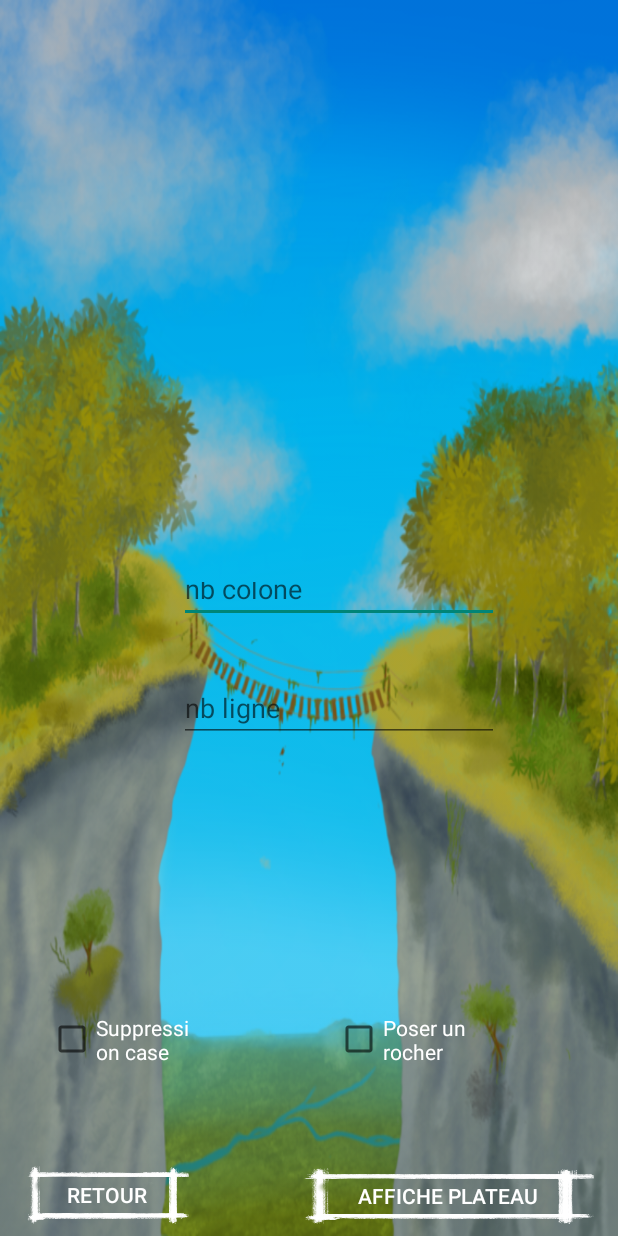
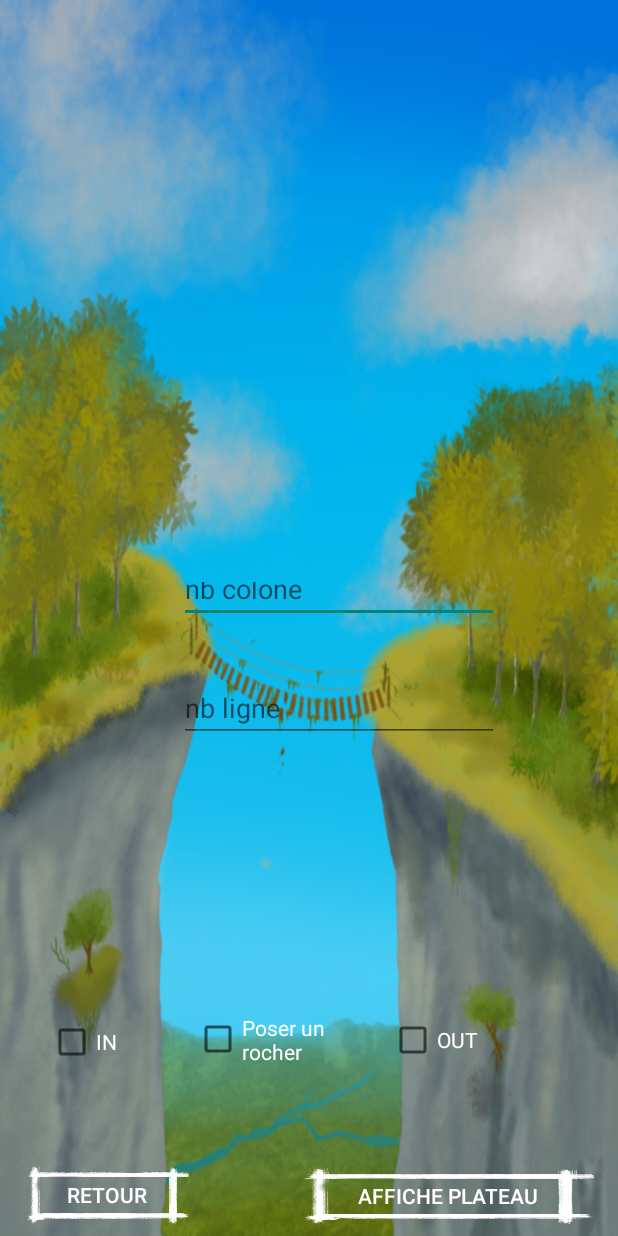
Before and after one commit to CorentinGautier/SIAMAMUSE, an Android app: the Activity_CreationPlateau screen opened directly, with no data from a screen before it, on a phone screen of 412 x 824 dp. Run offline under Robolectric (Android 15) with nearby library versions, the phone set to English and light mode, and no system bars.

Commit message:
création plateau v2

```diff
--- a/app/src/main/res/layout/activity__creation_plateau.xml
+++ b/app/src/main/res/layout/activity__creation_plateau.xml
@@ -82,7 +82,7 @@
         tools:ignore="MissingConstraints" />
 
     <CheckBox
-        android:id="@+id/checkBoxSuppressionCase"
+        android:id="@+id/checkBoxIN"
         android:layout_width="wrap_content"
         android:layout_height="wrap_content"
         android:layout_alignEnd="@+id/buttonRetour"
@@ -91,18 +91,32 @@
         android:layout_alignParentBottom="true"
         android:layout_marginStart="32dp"
         android:layout_marginBottom="113dp"
-        android:text="Suppression case" />
+        android:text="IN" />
 
     <CheckBox
         android:id="@+id/checkBoxPoserUnRocher"
         android:layout_width="wrap_content"
         android:layout_height="wrap_content"
-        android:textColor="@android:color/white"
-        android:layout_alignTop="@+id/checkBoxSuppressionCase"
+        android:layout_alignTop="@+id/checkBoxIN"
         android:layout_alignParentEnd="true"
-        android:layout_marginStart="97dp"
-        android:layout_marginEnd="67dp"
-        android:layout_toEndOf="@+id/checkBoxSuppressionCase"
-        android:text="Poser un rocher" />
+        android:layout_marginStart="3dp"
+        android:layout_marginTop="-3dp"
+        android:layout_marginEnd="161dp"
+        android:layout_toEndOf="@+id/checkBoxIN"
+        android:text="Poser un rocher"
+        android:textColor="@android:color/white" />
+
+    <CheckBox
+        android:id="@+id/checkBoxOUT"
+        android:layout_width="wrap_content"
+        android:layout_height="wrap_content"
+        android:layout_alignTop="@+id/checkBoxIN"
+        android:layout_alignParentEnd="true"
+        android:layout_marginStart="133dp"
+        android:layout_marginTop="-1dp"
+        android:layout_marginEnd="31dp"
+        android:layout_toEndOf="@+id/checkBoxIN"
+        android:text="OUT"
+        android:textColor="@android:color/white" />
 
 </RelativeLayout>
```
